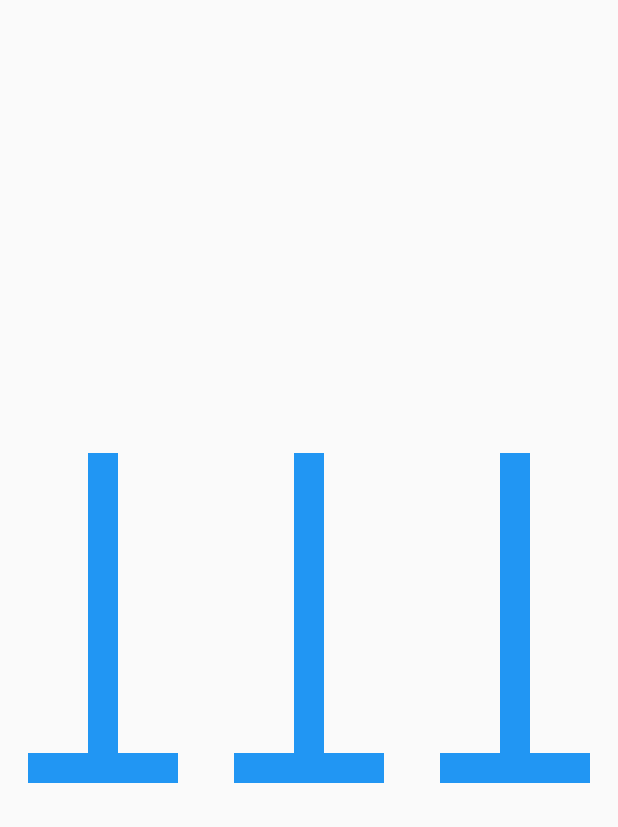
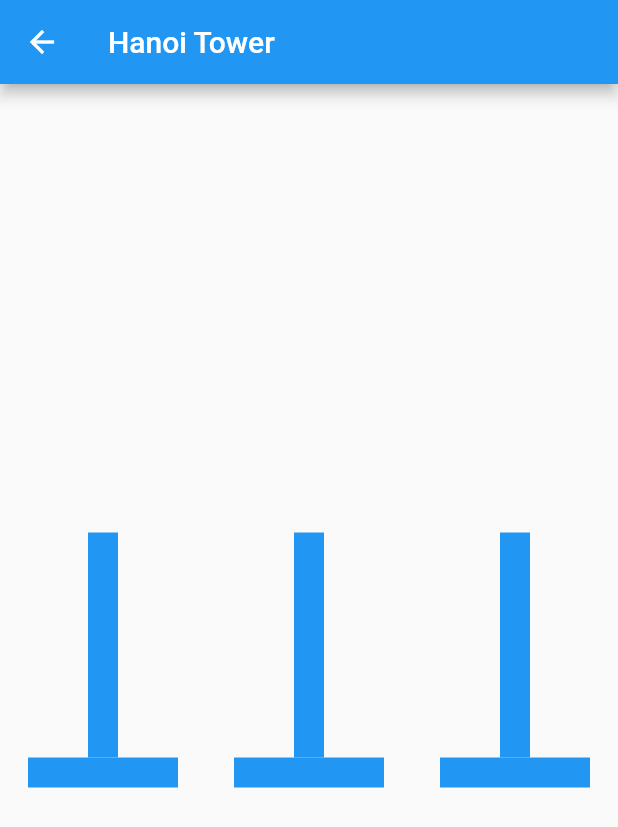
Before and after one commit to FairSuspect/hanoi_tower, a Flutter app: the PlayScreen screen opened by its route, on a phone screen of 412 x 824 dp. Shown: the top 827 px of the screen. Run offline on Flutter 3.47's test engine with Material 2 defaults, Android fonts, the phone set to English and light mode, and no system bars; our stand-ins replace flutter_redux, localstorage, redux, redux_thunk.

Commit message:
3 towers with play screen

```diff
--- a/lib/screens/play_screen.dart
+++ b/lib/screens/play_screen.dart
@@ -7,6 +7,9 @@ class PlayScreen extends StatelessWidget {
   @override
   Widget build(BuildContext context) {
     return Scaffold(
+      appBar: AppBar(
+        title: Text("Hanoi Tower"),
+      ),
       body: SafeArea(
         child: Center(
             child: Row(
--- a/lib/widgets/tower.dart
+++ b/lib/widgets/tower.dart
@@ -3,10 +3,15 @@ import 'package:flutter/material.dart';
 class Tower extends StatelessWidget {
   const Tower({Key key}) : super(key: key);
 
+  static const double stickHeight = 150;
+  static const double stickWidth = 20;
+  static const double baseHeight = 20;
+  static const double baseWidth = 100;
+
   @override
   Widget build(BuildContext context) {
     return Container(
-      height: 220,
+      height: stickHeight + baseHeight,
       child: Column(
         children: [
           _stick(Theme.of(context).accentColor),
@@ -17,14 +22,14 @@ class Tower extends StatelessWidget {
   }
 
   Widget _base(Color color) => Container(
-        width: 100,
-        height: 20,
+        width: baseWidth,
+        height: baseHeight,
         color: color,
       );
 
   Widget _stick(Color color) => Container(
-        width: 20,
-        height: 200,
+        width: stickWidth,
+        height: stickHeight,
         color: color,
       );
 }
```
Also changed, not shown: lib/widgets/disk.dart (added, +20 -0 lines).
